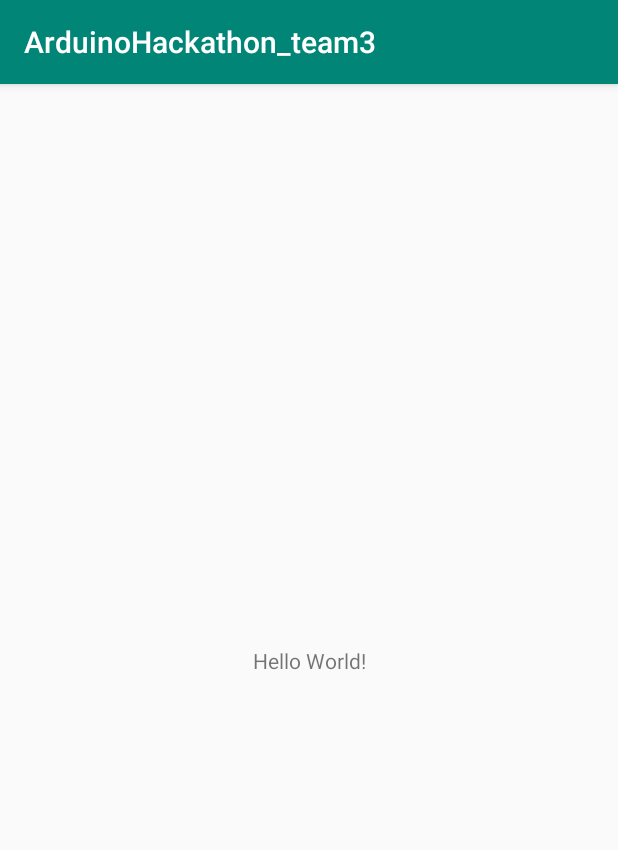
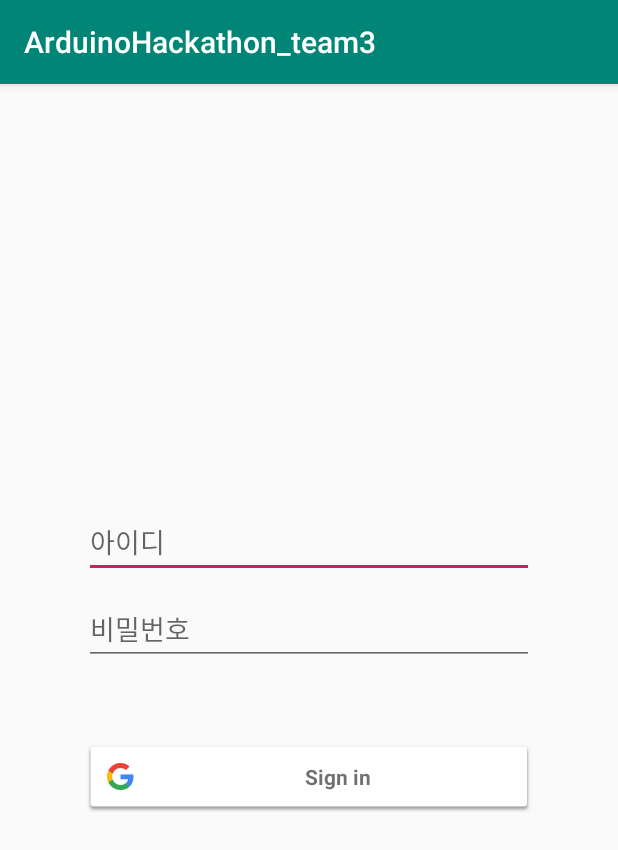
Before and after one commit to Yun-D/ArduinoHackathon_team3, an Android app: the screen it shows after launch (MainActivity), on a phone screen of 412 x 824 dp. Shown: the top 850 px of the screen. Run offline under Robolectric (Android 15) with nearby library versions, the light colour scheme and no system bars.

Commit message:
* 파이어베이스 연동, 구글 로그인 추가 (매니패스트 및 그래들 수정) 페이지 중간 백업

```diff
--- a/app/src/main/AndroidManifest.xml
+++ b/app/src/main/AndroidManifest.xml
@@ -9,6 +9,7 @@
         android:roundIcon="@mipmap/ic_launcher_round"
         android:supportsRtl="true"
         android:theme="@style/AppTheme">
+        <activity android:name=".JoinActivity"></activity>
         <activity android:name=".MainActivity">
             <intent-filter>
                 <action android:name="android.intent.action.MAIN" />
--- a/app/src/main/res/layout/activity_main.xml
+++ b/app/src/main/res/layout/activity_main.xml
@@ -1,18 +1,27 @@
 <?xml version="1.0" encoding="utf-8"?>
-<androidx.constraintlayout.widget.ConstraintLayout xmlns:android="http://schemas.android.com/apk/res/android"
-    xmlns:app="http://schemas.android.com/apk/res-auto"
+<LinearLayout xmlns:android="http://schemas.android.com/apk/res/android"
     xmlns:tools="http://schemas.android.com/tools"
     android:layout_width="match_parent"
     android:layout_height="match_parent"
-    tools:context=".MainActivity">
+    tools:context=".MainActivity"
+    android:orientation="vertical"
+    android:gravity="center">
 
-    <TextView
-        android:layout_width="wrap_content"
+    <EditText
+        android:layout_width="300dp"
         android:layout_height="wrap_content"
-        android:text="Hello World!"
-        app:layout_constraintBottom_toBottomOf="parent"
-        app:layout_constraintLeft_toLeftOf="parent"
-        app:layout_constraintRight_toRightOf="parent"
-        app:layout_constraintTop_toTopOf="parent" />
+        android:hint="아이디"/>
+    <EditText
+        android:layout_width="300dp"
+        android:layout_height="wrap_content"
+        android:hint="비밀번호"
+        android:inputType="textPassword"
+        android:layout_marginTop="10dp"/>
 
-</androidx.constraintlayout.widget.ConstraintLayout>
+    <com.google.android.gms.common.SignInButton
+        android:id="@+id/btnGoogleSignIn"
+        android:layout_width="300dp"
+        android:layout_height="wrap_content"
+        android:layout_marginTop="50dp"/>
+
+</LinearLayout>
--- a/build.gradle
+++ b/build.gradle
@@ -8,6 +8,8 @@ buildscript {
     }
     dependencies {
         classpath 'com.android.tools.build:gradle:3.4.1'
+        //구글 플레이 서비스 추가
+        classpath 'com.google.gms:google-services:4.2.0'
 
         // NOTE: Do not place your application dependencies here; they belong
         // in the individual module build.gradle files
```
Also changed, not shown: app/build.gradle (+11 -1 lines), app/src/main/java/com/example/arduinohackathon_team3/JoinActivity.java (added, +14 -0 lines), app/src/main/res/layout/activity_join.xml (added, +10 -0 lines), 1 other file.
